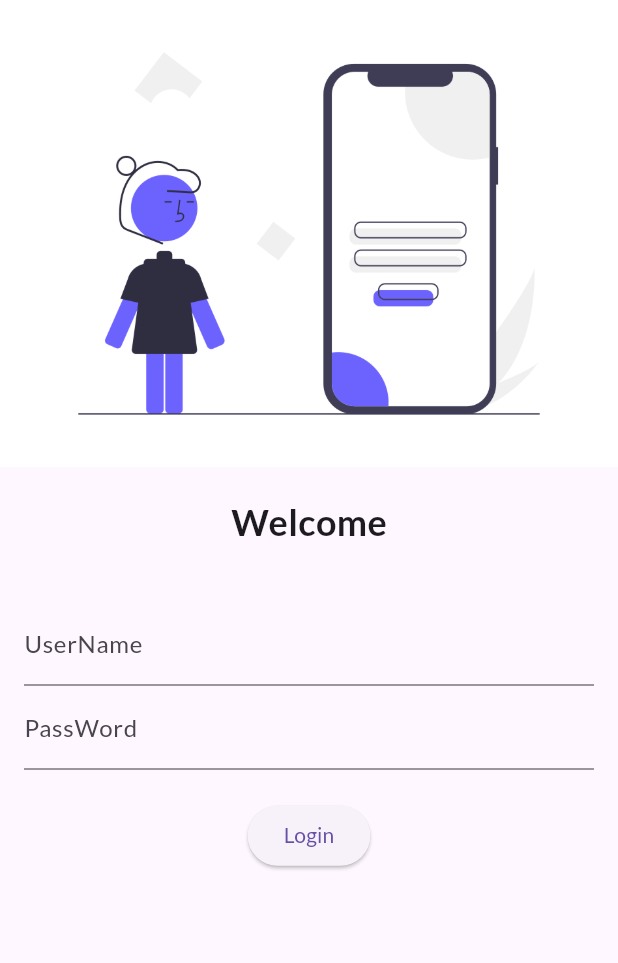
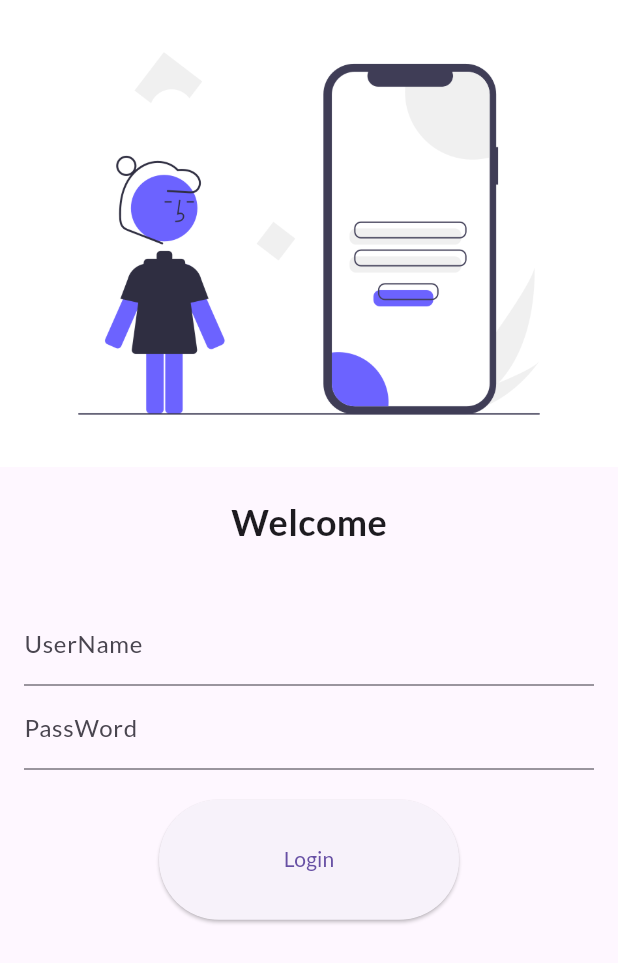
Before and after one commit to Hassan-Jamal/Mobile_App_Development, a Flutter app: the screen it shows after launch, on a phone screen of 412 x 824 dp. Shown: the top 963 px of the screen. Run offline on Flutter 3.47's test engine with Material 3 defaults, Android fonts, the phone set to English and light mode, and no system bars; our stand-ins replace google_fonts.

Commit message:
some small changes

```diff
--- a/lib/pages/login_page.dart
+++ b/lib/pages/login_page.dart
@@ -59,7 +59,7 @@ class LoginPage extends StatelessWidget {
                   ),
                   ElevatedButton(
                     child: Text("Login"),
-                    style: TextButton.styleFrom(),
+                    style: TextButton.styleFrom(minimumSize: Size(200, 80)),
                     onPressed: () {
                       print("Welcome to login page");
                     },
```
